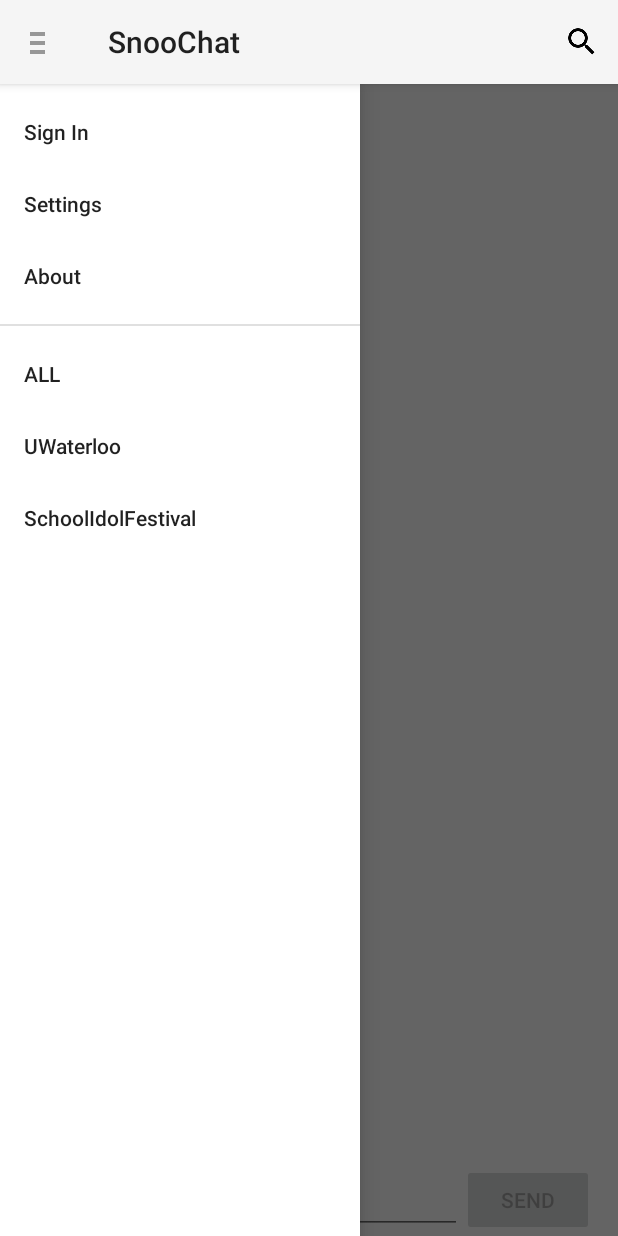
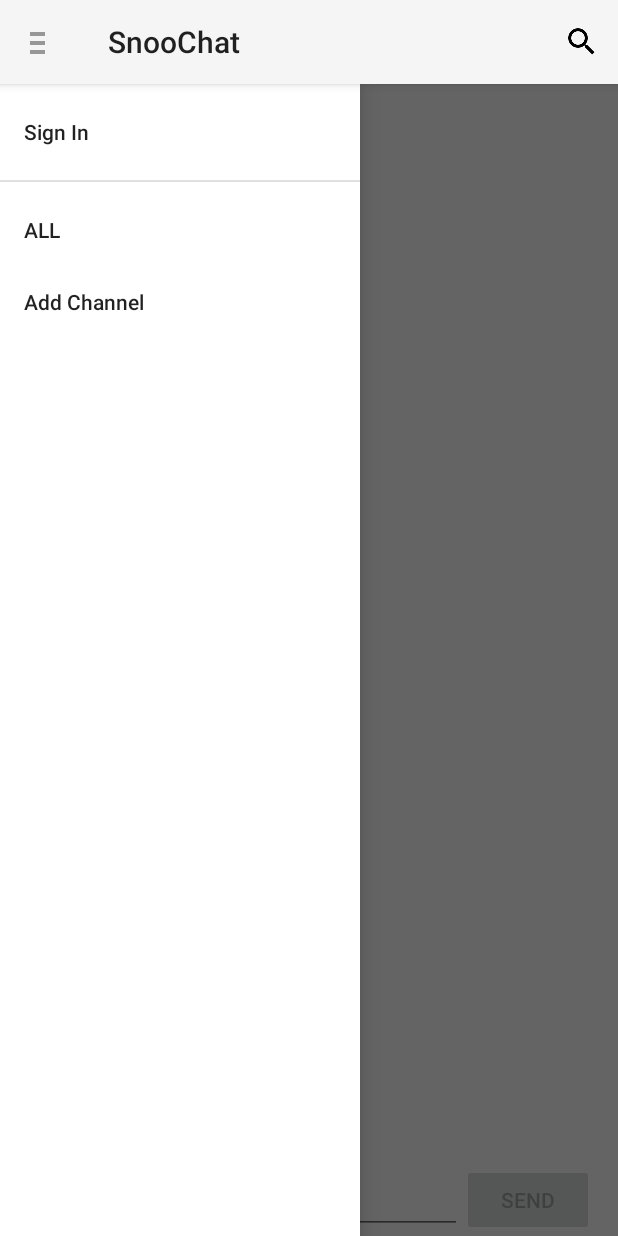
Before and after one commit to tzhang995/RedditChat, an Android app: the screen it shows after launch (ChatActivity), with the side drawer open, on a phone screen of 412 x 824 dp. Run offline under Robolectric (Android 15) with nearby library versions, the phone set to English and light mode, and no system bars; our stand-ins replace Firebase (no records; nobody signed in at launch, a user with empty details on screens opened directly); libraries missing offline, so code that uses them is left out: net.dean.jraw; 2 statements that could not run were skipped.

Commit message:
Fixed a lot of bugs and now you can add channels

```diff
--- a/Version0.2/MyApplication/app/build.gradle
+++ b/Version0.2/MyApplication/app/build.gradle
@@ -64,6 +64,8 @@ dependencies {
     compile 'com.android.support:appcompat-v7:25.3.1'
     compile 'com.android.support.constraint:constraint-layout:1.0.2'
     testCompile 'junit:junit:4.12'
+
+    compile 'com.android.support:preference-v7:25.4.0'
 }
 
 apply plugin: 'com.google.gms.google-services'
--- a/Version0.2/MyApplication/app/src/main/java/tzcorp/snoochat/Activities/ChatFragment.java
+++ b/Version0.2/MyApplication/app/src/main/java/tzcorp/snoochat/Activities/ChatFragment.java
@@ -1,6 +1,5 @@
 package tzcorp.snoochat.Activities;
 
-import android.app.DialogFragment;
 import android.app.Fragment;
 import android.os.Bundle;
 import android.support.annotation.NonNull;
@@ -13,7 +12,6 @@ import android.view.View;
 import android.view.ViewGroup;
 import android.widget.Button;
 import android.widget.EditText;
-import android.widget.ImageButton;
 import android.widget.ListView;
 import android.widget.ProgressBar;
 
@@ -24,7 +22,6 @@ import net.dean.jraw.RedditClient;
 import java.util.ArrayList;
 import java.util.List;
 
-import tzcorp.snoochat.Dialogs.BasicDialogFragment;
 import tzcorp.snoochat.Firebase.FBase;
 import tzcorp.snoochat.R;
 import tzcorp.snoochat.Reddit.Authentication;
@@ -141,12 +138,19 @@ public class ChatFragment extends Fragment implements FBase.FBaseListener, Authe
         if (firebaseAuth.getCurrentUser() == null) {
             fBase.signinAnon();
         }
+        fBase.addFBaseListeners(this);
     }
 
     @Override
     public void newMessage(BasicMessage message) {
         LogUtil.d(message.getText());
         mMessageAdapter.add(message);
+    }
+
+    @Override
+    public void onPause() {
+        super.onPause();
+        fBase.removeFBaseListener(this);
     }
 
     @Override
--- a/Version0.2/MyApplication/app/src/main/java/tzcorp/snoochat/Firebase/FBase.java
+++ b/Version0.2/MyApplication/app/src/main/java/tzcorp/snoochat/Firebase/FBase.java
@@ -122,6 +122,9 @@ public class FBase {
     }
 
     public void changeChannel(@NonNull String subreddit) {
+        if (childListener != null && reference != null) {
+            reference.removeEventListener(childListener);
+        }
         reference = FirebaseDatabase.getInstance().getReference().child(subreddit);
         childListener = new ChildEventListener() {
             @Override
--- a/Version0.2/MyApplication/app/src/main/java/tzcorp/snoochat/Reddit/Authentication.java
+++ b/Version0.2/MyApplication/app/src/main/java/tzcorp/snoochat/Reddit/Authentication.java
@@ -21,7 +21,6 @@ import java.util.ArrayList;
 import java.util.UUID;
 
 import tzcorp.snoochat.Activities.LoginActivity;
-import tzcorp.snoochat.Dialogs.BasicDialogFragment;
 import tzcorp.snoochat.R;
 import tzcorp.snoochat.Util.LogUtil;
 import tzcorp.snoochat.Util.NetworkUtil;
@@ -220,7 +219,11 @@ public class Authentication {
         AsyncTask.THREAD_POOL_EXECUTOR.execute(new Runnable() {
             @Override
             public void run() {
-                reddit.getOAuthHelper().revokeAccessToken(Credentials.installedApp(CLIENT_ID, REDIRECT_URL));
+                try {
+                    reddit.getOAuthHelper().revokeAccessToken(Credentials.installedApp(CLIENT_ID, REDIRECT_URL));
+                } catch (NetworkException e) {
+                    LogUtil.d("Network is not working");
+                }
             }
         });
         notifyListeners();
@@ -298,7 +301,7 @@ public class Authentication {
             Subreddit subreddit1 = noAuthReddit.getSubreddit(subreddit);
             LogUtil.d(subreddit1 != null ? "Found subreddit" : subreddit + " does not exist");
             return subreddit1;
-        } catch (NetworkException e) {
+        } catch (NetworkException | IllegalArgumentException e) {
             LogUtil.d(subreddit + " not found");
             e.printStackTrace();
             return null;
--- a/Version0.2/MyApplication/app/src/main/res/menu/signin_menu.xml
+++ b/Version0.2/MyApplication/app/src/main/res/menu/signin_menu.xml
@@ -5,12 +5,12 @@
         <item
             android:id="@+id/navigation_signin"
             android:title="@string/navigation_signin" />
-        <item
-            android:id="@+id/navigation_settings"
-            android:title="@string/navigation_settings" />
-        <item
-            android:id="@+id/navigation_about"
-            android:title="@string/navigation_about" />
+        <!--<item-->
+            <!--android:id="@+id/navigation_settings"-->
+            <!--android:title="@string/navigation_settings" />-->
+        <!--<item-->
+            <!--android:id="@+id/navigation_about"-->
+            <!--android:title="@string/navigation_about" />-->
     </group>
     <group android:id="@+id/group_subreddits"
         android:checkableBehavior="single">
@@ -18,10 +18,7 @@
             android:id="@+id/navigation_subreddt_all"
             android:title="@string/subreddit_all" />
         <item
-            android:id="@+id/navigation_subreddit_uwaterloo"
-            android:title="@string/subreddit_uwaterloo" />
-        <item
-            android:id="@+id/navigation_subreddit_schoolidolfestval"
-            android:title="@string/subreddit_schoolidolfestval" />
+            android:id="@+id/navigation_add_channels"
+            android:title="@string/navigation_add_channels" />
     </group>
 </menu>
--- a/Version0.2/MyApplication/app/src/main/res/menu/signout_menu.xml
+++ b/Version0.2/MyApplication/app/src/main/res/menu/signout_menu.xml
@@ -3,10 +3,19 @@
     <item
         android:id="@+id/navigation_signout"
         android:title="@string/navigation_signout" />
-    <item
-        android:id="@+id/navigation_settings"
-        android:title="@string/navigation_settings" />
-    <item
-        android:id="@+id/navigation_about"
-        android:title="@string/navigation_about" />
+    <!--<item-->
+        <!--android:id="@+id/navigation_settings"-->
+        <!--android:title="@string/navigation_settings" />-->
+    <!--<item-->
+        <!--android:id="@+id/navigation_about"-->
+        <!--android:title="@string/navigation_about" />-->
+    <group android:id="@+id/group_subreddits"
+        android:checkableBehavior="single">
+        <item
+            android:id="@+id/navigation_subreddt_all"
+            android:title="@string/subreddit_all" />
+        <item
+            android:id="@+id/navigation_add_channels"
+            android:title="@string/navigation_add_channels" />
+    </group>
 </menu>
--- a/Version0.2/MyApplication/app/src/main/res/values/strings.xml
+++ b/Version0.2/MyApplication/app/src/main/res/values/strings.xml
@@ -23,13 +23,12 @@
     <string name="navigation_about">About</string>
     <string name="navigation_title_subreddits">Subreddits</string>
     <string name="navigation_settings">Settings</string>
+    <string name="navigation_add_channels">Add Channel</string>
+    <string name="navigation_add_channel_text">Type in the channel name to add in the toolbar</string>
+
 
     <!--Default Subreddits-->
     <string name="subreddit_all">ALL</string>
-    <string name="subreddit_popular">Popular</string>
-    <string name="subreddit_uwaterloo">UWaterloo</string>
-    <string name="subreddit_uoft">UofT</string>
-    <string name="subreddit_schoolidolfestval">SchoolIdolFestival</string>
 
     <!--Toolbar Menu-->
     <string name="action_search">Search Button</string>
@@ -38,9 +37,13 @@
     <!--Dialog-->
     <string name="dialog_error">Error</string>
     <string name="dialog_ok_button">Ok</string>
+    <string name="dialog_cancel_button">Cancel</string>
 
     <!--Internet connection-->
     <string name="no_connection">Please check your network\nconnection</string>
     <string name="retry">Retry</string>
 
+    <!--Errors-->
+    <string name="error_no_subreddit">This subreddit does not exist</string>
+
 </resources>
```
Also changed, not shown: Version0.2/MyApplication/app/src/main/java/tzcorp/snoochat/Activities/ChatActivity.java (+128 -17 lines), Version0.2/MyApplication/app/src/main/java/tzcorp/snoochat/Dialogs/GetTextDialogFragment.java (added, +62 -0 lines), Version0.2/MyApplication/app/src/main/java/tzcorp/snoochat/Fragments/SettingsFragment.java (added, +16 -0 lines).
